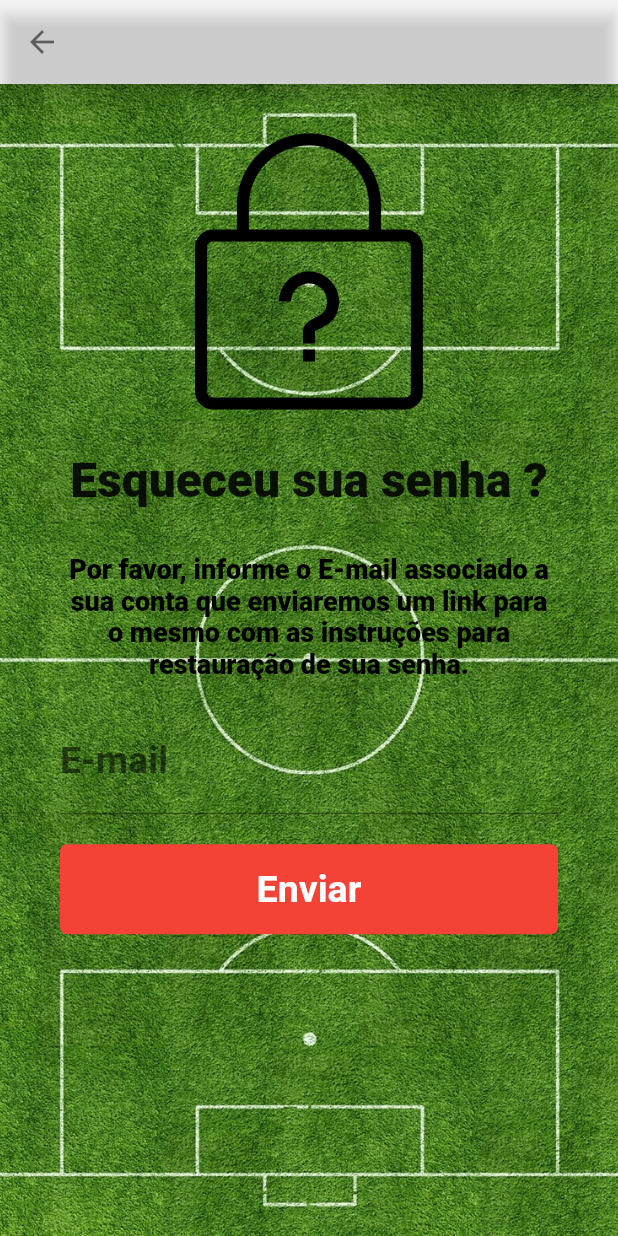
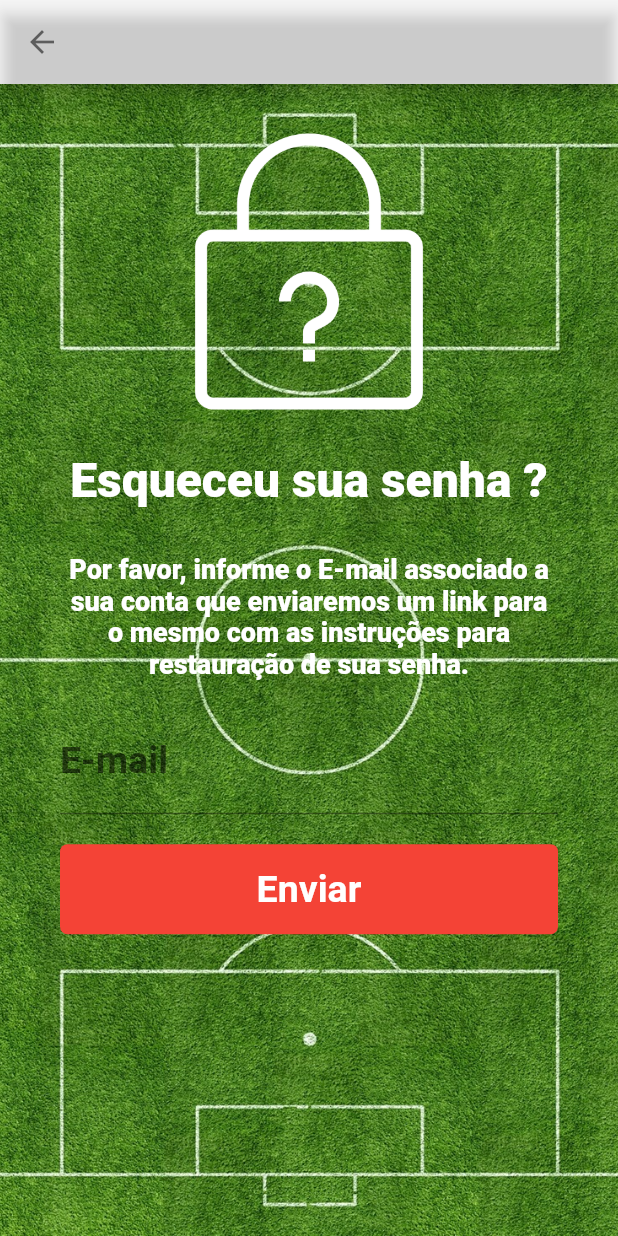
Before and after one commit to braguetoMurilo/projetoCampoSintetico, a Flutter app: the screen it shows after launch, after a tap on "Recuperar Senha", on a phone screen of 412 x 824 dp. Run offline on Flutter 3.47's test engine with Material 2 defaults, Android fonts, the phone set to English and light mode, and no system bars; our stand-ins replace cloud_firestore, firebase_auth; accounts and stored records are empty.

Commit message:
Ajuste da tela de cadastro do jogador e dono de campo (Circulo de carregamento e bloqueio de campos)

```diff
--- a/lib/login.page.dart
+++ b/lib/login.page.dart
@@ -37,7 +37,7 @@ class LoginPage extends StatelessWidget {
                 builder: (_, userManager, __) {
                   return ListView(
                     padding: EdgeInsets.only(
-                      top: 35.0,
+                      top: 95.0,
                       left: 40.0,
                       right: 40.0,
                     ),
@@ -60,7 +60,7 @@ class LoginPage extends StatelessWidget {
                         decoration: InputDecoration(
                           labelText: "E-mail ou Nome de usuário",
                           labelStyle: TextStyle(
-                            color: Colors.black,
+                            color: Colors.white,
                             fontWeight: FontWeight.w800,
                             fontSize: 25.0,
                           ),
@@ -84,7 +84,7 @@ class LoginPage extends StatelessWidget {
                         decoration: InputDecoration(
                           labelText: "Senha",
                           labelStyle: TextStyle(
-                            color: Colors.black,
+                            color: Colors.white,
                             fontWeight: FontWeight.w800,
                             fontSize: 25.0,
                           ),
@@ -107,7 +107,7 @@ class LoginPage extends StatelessWidget {
                             style: TextStyle(
                               fontSize: 18,
                               fontWeight: FontWeight.w600,
-                              color: Colors.black,
+                              color: Colors.white,
                             ),
                           ),
                           onPressed: () {
@@ -173,7 +173,6 @@ class LoginPage extends StatelessWidget {
                                   },
                                 );
                               }
-                              ;
                             },
                           ),
                         ),
@@ -227,7 +226,7 @@ class LoginPage extends StatelessWidget {
                             style: TextStyle(
                               fontSize: 18,
                               fontWeight: FontWeight.w600,
-                              color: Colors.black,
+                              color: Colors.white,
                             ),
                           ),
                           onPressed: () {
--- a/lib/models/user_manager.dart
+++ b/lib/models/user_manager.dart
@@ -67,4 +67,6 @@ class UserManager extends ChangeNotifier {
     notifyListeners();
   }
 
+
+
 }
--- a/lib/register.user.field.owner.dart
+++ b/lib/register.user.field.owner.dart
@@ -23,11 +23,14 @@ class FormFieldOwner extends StatelessWidget {
           margin: const EdgeInsets.symmetric(horizontal: 16),
           child: Form(
             key: formKey,
-            child: ListView(
+            child: Consumer<UserManager>(
+                builder: (_,userManger, __){
+              return ListView(
                 padding: const EdgeInsets.all(16),
                 shrinkWrap: true,
                 children: <Widget>[
                   TextFormField(
+                    enabled: !userManger.loadind,
                     decoration: const InputDecoration(hintText: 'Nome Completo'),
                     validator: (name) {
                       if (name.isEmpty)
@@ -40,6 +43,7 @@ class FormFieldOwner extends StatelessWidget {
                   ),
                   const SizedBox(height: 16,),
                   TextFormField(
+                    enabled: !userManger.loadind,
                     decoration: const InputDecoration(hintText: 'E-mail'),
                     keyboardType: TextInputType.emailAddress,
                     validator: (email) {
@@ -52,6 +56,7 @@ class FormFieldOwner extends StatelessWidget {
                   ),
                   const SizedBox(height: 16,),
                   TextFormField(
+                    enabled: !userManger.loadind,
                     decoration: const InputDecoration(hintText: 'Nome do local'),
                     validator: (nomeLocal) {
                       if (nomeLocal.isEmpty)
@@ -64,6 +69,7 @@ class FormFieldOwner extends StatelessWidget {
                   ),
                   const SizedBox(height: 16,),
                   TextFormField(
+                    enabled: !userManger.loadind,
                     decoration: const InputDecoration(hintText: 'Endereço'),
                     validator: (endereco) {
                       if (endereco.isEmpty)
@@ -76,6 +82,7 @@ class FormFieldOwner extends StatelessWidget {
                   ),
                   const SizedBox(height: 16,),
                   TextFormField(
+                    enabled: !userManger.loadind,
                     decoration: const InputDecoration(hintText: 'CNPJ'),
                     validator: (cnpj) {
                       if (cnpj.isEmpty)
@@ -88,6 +95,7 @@ class FormFieldOwner extends StatelessWidget {
                   ),
                   const SizedBox(height: 16,),
                   TextFormField(
+                    enabled: !userManger.loadind,
                     decoration: const InputDecoration(hintText: 'Senha'),
                     obscureText: true,
                     validator: (pass) {
@@ -101,6 +109,7 @@ class FormFieldOwner extends StatelessWidget {
                   ),
                   const SizedBox(height: 16,),
                   TextFormField(
+                    enabled: !userManger.loadind,
                     decoration: const InputDecoration(hintText: 'Repita a Senha'),
                     obscureText: true,
                     validator: (pass) {
@@ -159,10 +168,14 @@ class FormFieldOwner extends StatelessWidget {
                     ),
                   )
                 ],
+              );
+                },
             ),
             ),
           ),
         ),
     );
+
+
   }
 }
--- a/lib/reset-password.page.dart
+++ b/lib/reset-password.page.dart
@@ -1,9 +1,29 @@
+import 'package:firebase_auth/firebase_auth.dart';
+import 'package:flutter/cupertino.dart';
 import 'package:flutter/material.dart';
+import 'package:projeto_campo/models/user.dart';
+import 'package:projeto_campo/models/user_manager.dart';
+import 'package:provider/provider.dart';
 
 class ResetPasswordPage extends StatelessWidget {
+
+  final auth = FirebaseAuth.instance;
+
+  String email;
+
+
+
+  final GlobalKey<FormState> formKey = GlobalKey<FormState>();
+  final GlobalKey<ScaffoldState> scaffoldKey = GlobalKey<ScaffoldState>();
+
+
   @override
   Widget build(BuildContext context) {
-    return Scaffold(
+
+    return Provider(
+      create: (_) => UserManager(),
+      child: Scaffold(
+        key: scaffoldKey,
         appBar: AppBar(
           backgroundColor: Colors.white30,
           leading: IconButton(
@@ -18,18 +38,24 @@ class ResetPasswordPage extends StatelessWidget {
                 image: AssetImage("images/futebool.jpg"),
                 fit: BoxFit.cover,
               )),
+
           padding: EdgeInsets.only(
             top: 25.0,
             left: 40.0,
             right: 40.0,
           ),
-        child: ListView(
+          child: Form(
+            key: formKey,
+            child: Consumer<UserManager>(
+              builder: (_, userManager, __) {
+                return ListView(
                   children: <Widget>[
                     SizedBox(
                       width: 200.0,
                       height: 200.0,
                       child: Image.asset(
                         "images/iconSenha.png",
+                        color: Colors.white,
                       ),
                     ),
                     SizedBox(
@@ -39,6 +65,7 @@ class ResetPasswordPage extends StatelessWidget {
                       "Esqueceu sua senha ?",
                       style: TextStyle(
                         fontSize: 32,
+                        color: Colors.white,
                         fontWeight: FontWeight.w800,
                       ),
                       textAlign: TextAlign.center,
@@ -51,7 +78,7 @@ class ResetPasswordPage extends StatelessWidget {
                       style: TextStyle(
                         fontSize: 18,
                         fontWeight: FontWeight.w800,
-                color: Colors.black,
+                        color: Colors.white,
                       ),
                       textAlign: TextAlign.center,
                     ),
@@ -93,13 +120,20 @@ class ResetPasswordPage extends StatelessWidget {
                               ),
                               textAlign: TextAlign.center,
                             ),
-                    onPressed: () {},
+                            onPressed: () {
+
+                             }
+
                           ),
                         )),
                     SizedBox(
                       height: 20.0,
                     ),
                   ],
+                );
+              }
+             ),
+          ),
         ),
       ),
     );
```
Lines whose indentation alone changed are shown as unchanged.
